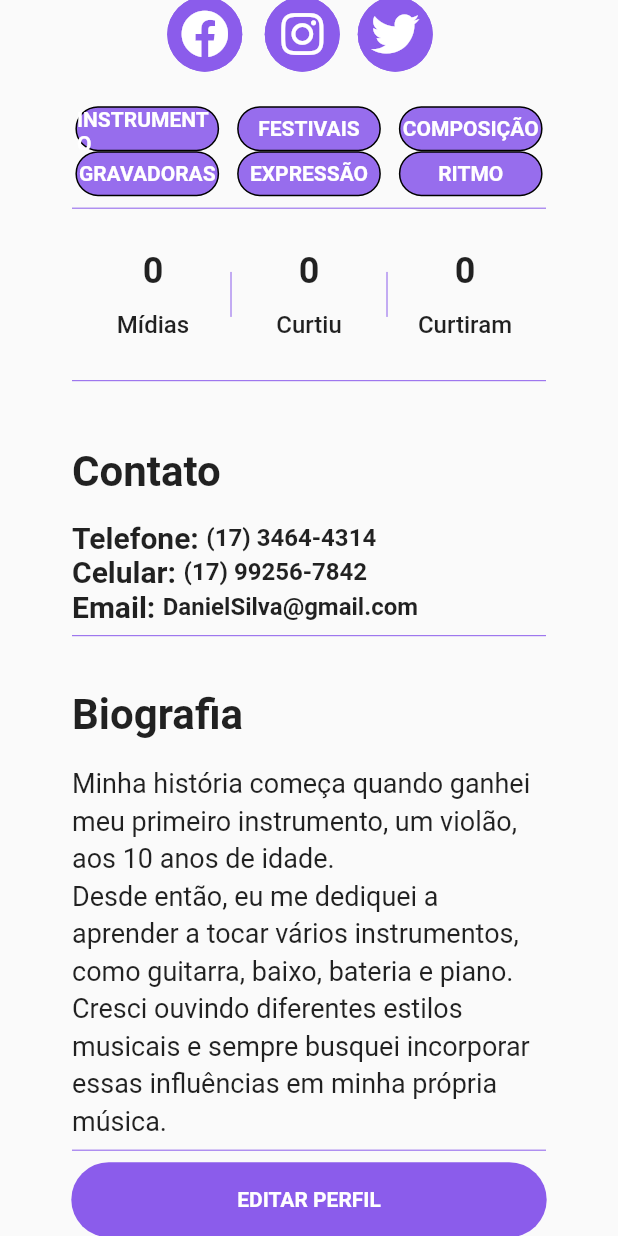
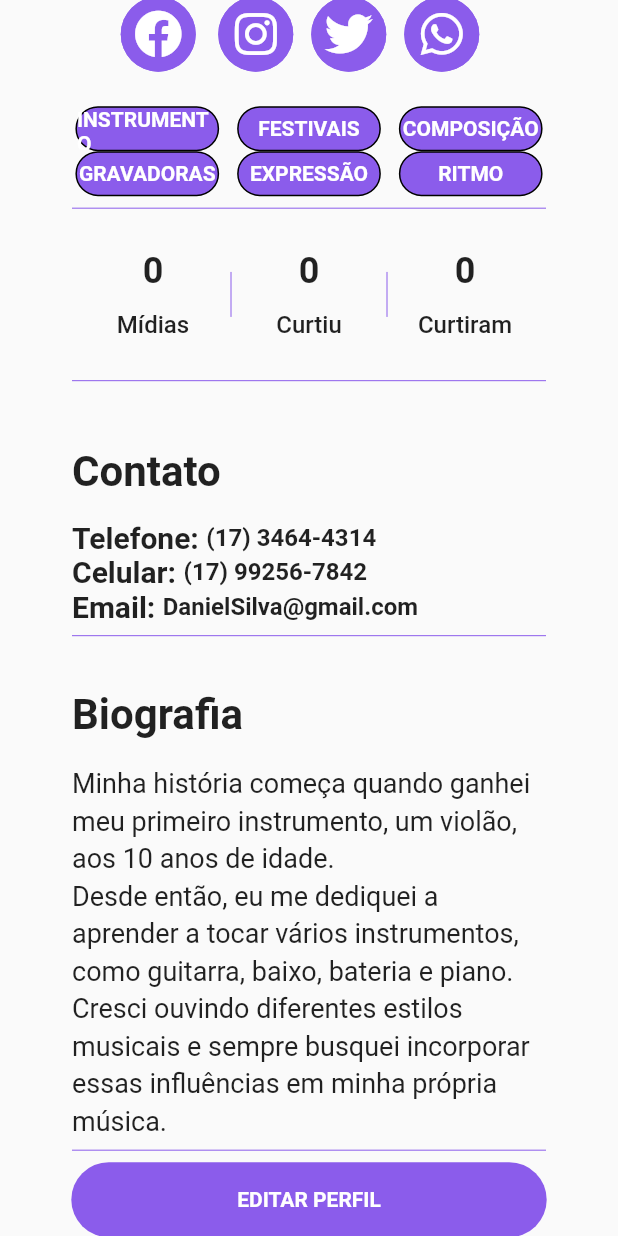
Before and after one commit to antoniobogaz/mlink, a Flutter app: the profilePage screen opened directly, scrolled down 419 dp, on a phone screen of 412 x 824 dp. Run offline on Flutter 3.47's test engine with Material 2 defaults, Android fonts, the phone set to English and light mode, and no system bars; our stand-ins replace carousel_slider, font_awesome_flutter; network calls fail.

Commit message:
Ajustes e ideias

```diff
--- a/lib/views/profilePage.dart
+++ b/lib/views/profilePage.dart
@@ -4,6 +4,7 @@ import 'package:flutter/material.dart';
 import 'package:font_awesome_flutter/font_awesome_flutter.dart';
 import 'package:mlink_app/views/loginPage.dart';
 import 'package:mlink_app/widgets/numbers_widget.dart';
+import 'package:carousel_slider/carousel_slider.dart';
 
 class profilePage extends StatefulWidget {
   const profilePage({super.key});
@@ -107,6 +108,8 @@ class _profilePageState extends State<profilePage> {
                 const SizedBox(width: 12),
                 buildSocialIcon(FontAwesomeIcons.twitter),
                 const SizedBox(width: 12),
+                buildSocialIcon(FontAwesomeIcons.whatsapp),
+                const SizedBox(width: 12),
               ],
             ),
             const SizedBox(height: 23),
@@ -122,7 +125,7 @@ class _profilePageState extends State<profilePage> {
                         width: MediaQuery.of(context).size.width / 4.3,
                         decoration: BoxDecoration(
                           border: Border.all(color: Colors.black, width: 1),
-                          color: Color.fromRGBO(139, 92, 235, 0.890),
+                          color: Color.fromARGB(255, 139, 92, 235),
                           borderRadius: BorderRadius.all(
                             Radius.circular(50),
                           ),
@@ -142,7 +145,7 @@ class _profilePageState extends State<profilePage> {
                         width: MediaQuery.of(context).size.width / 4.3,
                         decoration: BoxDecoration(
                           border: Border.all(color: Colors.black, width: 1),
-                          color: Color.fromRGBO(139, 92, 235, 0.890),
+                          color: Color.fromARGB(255, 139, 92, 235),
                           borderRadius: BorderRadius.all(
                             Radius.circular(50),
                           ),
@@ -162,7 +165,7 @@ class _profilePageState extends State<profilePage> {
                         width: MediaQuery.of(context).size.width / 4.3,
                         decoration: BoxDecoration(
                           border: Border.all(color: Colors.black, width: 1),
-                          color: Color.fromRGBO(139, 92, 235, 0.890),
+                          color: Color.fromARGB(255, 139, 92, 235),
                           borderRadius: BorderRadius.all(
                             Radius.circular(50),
                           ),
@@ -190,7 +193,7 @@ class _profilePageState extends State<profilePage> {
                         width: MediaQuery.of(context).size.width / 4.3,
                         decoration: BoxDecoration(
                           border: Border.all(color: Colors.black, width: 1),
-                          color: Color.fromRGBO(139, 92, 235, 0.890),
+                          color: Color.fromARGB(255, 139, 92, 235),
                           borderRadius: BorderRadius.all(
                             Radius.circular(50),
                           ),
@@ -210,7 +213,7 @@ class _profilePageState extends State<profilePage> {
                         width: MediaQuery.of(context).size.width / 4.3,
                         decoration: BoxDecoration(
                           border: Border.all(color: Colors.black, width: 1),
-                          color: Color.fromRGBO(139, 92, 235, 0.890),
+                          color: Color.fromARGB(255, 139, 92, 235),
                           borderRadius: BorderRadius.all(
                             Radius.circular(50),
                           ),
@@ -230,7 +233,7 @@ class _profilePageState extends State<profilePage> {
                         width: MediaQuery.of(context).size.width / 4.3,
                         decoration: BoxDecoration(
                           border: Border.all(color: Colors.black, width: 1),
-                          color: Color.fromRGBO(139, 92, 235, 0.890),
+                          color: Color.fromARGB(255, 139, 92, 235),
                           borderRadius: BorderRadius.all(
                             Radius.circular(50),
                           ),
--- a/pubspec.yaml
+++ b/pubspec.yaml
@@ -39,6 +39,8 @@ dependencies:
   cupertino_icons: ^1.0.2
 
   font_awesome_flutter: ^9.1.0
+  url_launcher: ^6.0.3
+  carousel_slider: ^4.0.0
 
 dev_dependencies:
   flutter_test:
```
Also changed, not shown: pubspec.lock, 5 other files.
